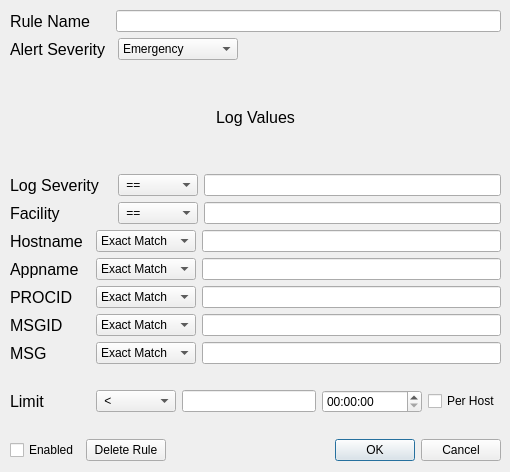
Old version of the form new_rule_dialog.ui in the repository josschi95/OTIS.
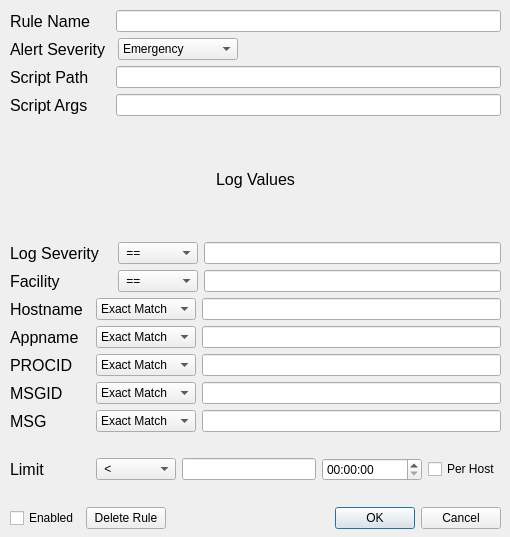
New version of the form.

Commit message: Added visual/auditory cues for alerts, script hooks

```diff
--- a/new_rule_dialog.ui
+++ b/new_rule_dialog.ui
@@ -7,7 +7,7 @@
     <x>0</x>
     <y>0</y>
     <width>510</width>
-    <height>472</height>
+    <height>537</height>
    </rect>
   </property>
   <property name="windowTitle">
@@ -19,7 +19,7 @@
      <x>10</x>
      <y>10</y>
      <width>491</width>
-     <height>451</height>
+     <height>519</height>
     </rect>
    </property>
    <layout class="QVBoxLayout" name="verticalLayout">
@@ -139,6 +139,56 @@
       </item>
      </layout>
     </item>
+    <item>
+     <layout class="QHBoxLayout" name="_02B_ScriptPath">
+      <item>
+       <widget class="QLabel" name="label_12">
+        <property name="minimumSize">
+         <size>
+          <width>100</width>
+          <height>0</height>
+         </size>
+        </property>
+        <property name="font">
+         <font>
+          <pointsize>12</pointsize>
+         </font>
+        </property>
+        <property name="text">
+         <string>Script Path</string>
+        </property>
+       </widget>
+      </item>
+      <item>
+       <widget class="QLineEdit" name="scriptPathLineEdit"/>
+      </item>
+     </layout>
+    </item>
+    <item>
+     <layout class="QHBoxLayout" name="_02C_ScriptArgs">
+      <item>
+       <widget class="QLabel" name="label_13">
+        <property name="minimumSize">
+         <size>
+          <width>100</width>
+          <height>0</height>
+         </size>
+        </property>
+        <property name="font">
+         <font>
+          <pointsize>12</pointsize>
+         </font>
+        </property>
+        <property name="text">
+         <string>Script Args</string>
+        </property>
+       </widget>
+      </item>
+      <item>
+       <widget class="QLineEdit" name="scriptArgsLineEdit"/>
+      </item>
+     </layout>
+    </item>
     <item>
      <widget class="QLabel" name="label_11">
       <property name="font">
```
Left out of the diff: 2 changed lines with no effect on the pictures. The commit also changes 12 other files.
